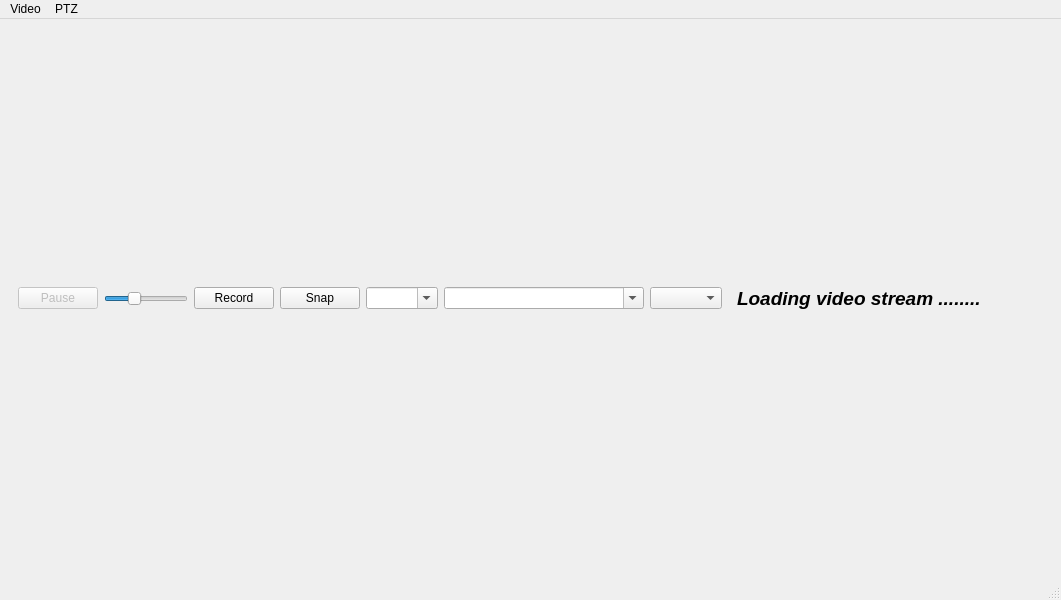
Above: rtspwindow.ui from surfzoid/QtVsPlayer before the change. Below: the same form after it.
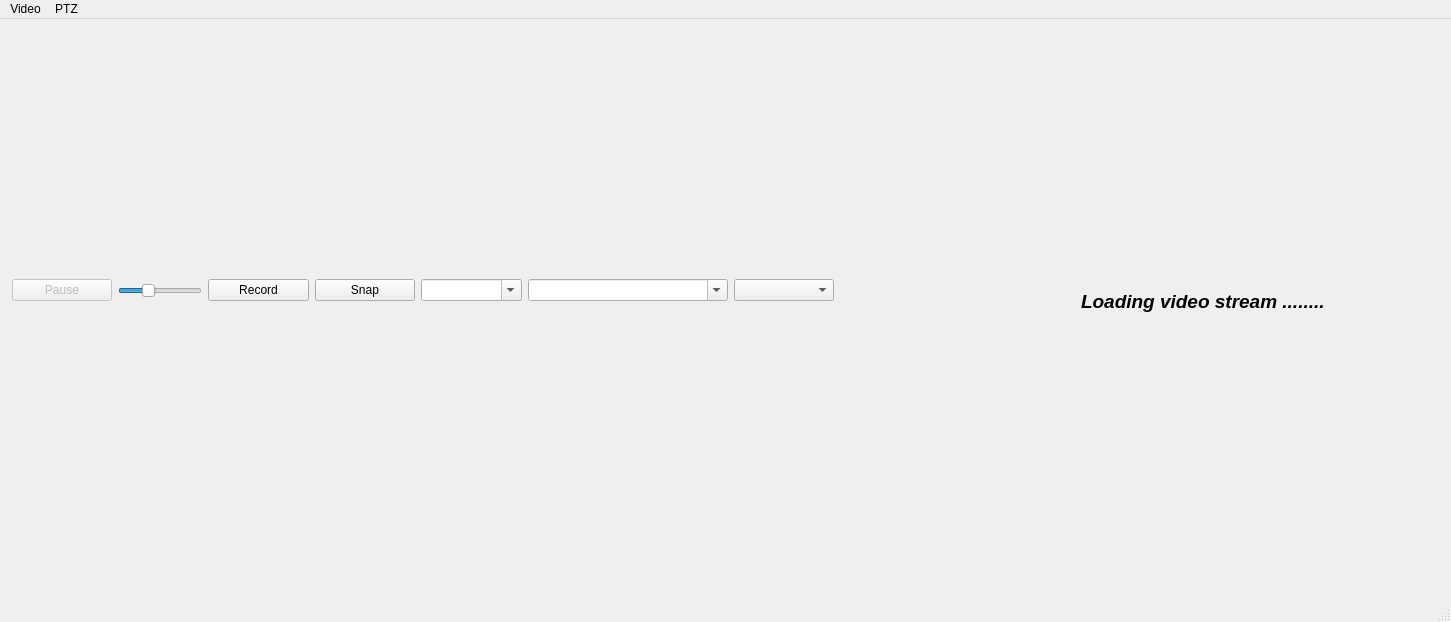
That is the form after the change. Icons and pictures are not drawn.

Commit message: + ptz command more accurate. + Use scrollbars to move zoomed video rather mouse. + Prefer Widget rather CentralWidget to play video. + RtspPlayer: cosmetic and auto hide menu. + Save RtspPlayer windows size and position in settings.

```diff
--- a/rtspwindow.ui
+++ b/rtspwindow.ui
@@ -6,10 +6,22 @@
    <rect>
     <x>0</x>
     <y>0</y>
-    <width>1061</width>
-    <height>600</height>
+    <width>1451</width>
+    <height>622</height>
    </rect>
   </property>
+  <property name="sizePolicy">
+   <sizepolicy hsizetype="Ignored" vsizetype="Ignored">
+    <horstretch>0</horstretch>
+    <verstretch>0</verstretch>
+   </sizepolicy>
+  </property>
+  <property name="mouseTracking">
+   <bool>true</bool>
+  </property>
+  <property name="tabletTracking">
+   <bool>true</bool>
+  </property>
   <property name="windowTitle">
    <string>RTSP Player</string>
   </property>
@@ -21,9 +33,66 @@
    <locale language="English" country="UnitedKingdom"/>
   </property>
   <widget class="QWidget" name="centralwidget">
-   <layout class="QHBoxLayout" name="horizontalLayout">
-    <item>
+   <property name="mouseTracking">
+    <bool>true</bool>
+   </property>
+   <property name="tabletTracking">
+    <bool>true</bool>
+   </property>
+   <widget class="QLabel" name="lblLoading">
+    <property name="geometry">
+     <rect>
+      <x>1081</x>
+      <y>268</y>
+      <width>359</width>
+      <height>28</height>
+     </rect>
+    </property>
+    <property name="sizePolicy">
+     <sizepolicy hsizetype="Fixed" vsizetype="Fixed">
+      <horstretch>0</horstretch>
+      <verstretch>0</verstretch>
+     </sizepolicy>
+    </property>
+    <property name="font">
+     <font>
+      <pointsize>14</pointsize>
+      <weight>75</weight>
+      <italic>true</italic>
+      <bold>true</bold>
+     </font>
+    </property>
+    <property name="mouseTracking">
+     <bool>true</bool>
+    </property>
+    <property name="tabletTracking">
+     <bool>true</bool>
+    </property>
+    <property name="text">
+     <string>Loading video stream ........</string>
+    </property>
+   </widget>
      <widget class="QWidget" name="ComboBxs" native="true">
+    <property name="geometry">
+     <rect>
+      <x>12</x>
+      <y>244</y>
+      <width>822</width>
+      <height>55</height>
+     </rect>
+    </property>
+    <property name="sizePolicy">
+     <sizepolicy hsizetype="Minimum" vsizetype="Fixed">
+      <horstretch>0</horstretch>
+      <verstretch>0</verstretch>
+     </sizepolicy>
+    </property>
+    <property name="mouseTracking">
+     <bool>true</bool>
+    </property>
+    <property name="tabletTracking">
+     <bool>true</bool>
+    </property>
       <layout class="QHBoxLayout" name="horizontalLayout_2">
        <item>
         <widget class="QPushButton" name="PauseBtn">
@@ -71,6 +140,49 @@
        </item>
        <item>
         <widget class="QPushButton" name="RecordBtn">
+       <property name="palette">
+        <palette>
+         <active>
+          <colorrole role="Button">
+           <brush brushstyle="SolidPattern">
+            <color alpha="255">
+             <red>0</red>
+             <green>170</green>
+             <blue>127</blue>
+            </color>
+           </brush>
+          </colorrole>
+         </active>
+         <inactive>
+          <colorrole role="Button">
+           <brush brushstyle="SolidPattern">
+            <color alpha="255">
+             <red>239</red>
+             <green>239</green>
+             <blue>239</blue>
+            </color>
+           </brush>
+          </colorrole>
+         </inactive>
+         <disabled>
+          <colorrole role="Button">
+           <brush brushstyle="SolidPattern">
+            <color alpha="255">
+             <red>239</red>
+             <green>239</green>
+             <blue>239</blue>
+            </color>
+           </brush>
+          </colorrole>
+         </disabled>
+        </palette>
+       </property>
+       <property name="mouseTracking">
+        <bool>true</bool>
+       </property>
+       <property name="tabletTracking">
+        <bool>true</bool>
+       </property>
          <property name="toolTip">
           <string>Start or stop manual record in the device.</string>
          </property>
@@ -163,30 +275,13 @@
        </item>
       </layout>
      </widget>
-    </item>
-    <item>
-     <widget class="QLabel" name="lblLoading">
-      <property name="font">
-       <font>
-        <pointsize>14</pointsize>
-        <weight>75</weight>
-        <italic>true</italic>
-        <bold>true</bold>
-       </font>
-      </property>
-      <property name="text">
-       <string>Loading video stream ........</string>
-      </property>
-     </widget>
-    </item>
-   </layout>
   </widget>
   <widget class="QMenuBar" name="menubar">
    <property name="geometry">
     <rect>
      <x>0</x>
      <y>0</y>
-     <width>1061</width>
+     <width>1451</width>
      <height>29</height>
     </rect>
    </property>
@@ -242,7 +337,14 @@
    <addaction name="menuVideo"/>
    <addaction name="menuPTZ"/>
   </widget>
-  <widget class="QStatusBar" name="statusbar"/>
+  <widget class="QStatusBar" name="statusbar">
+   <property name="mouseTracking">
+    <bool>true</bool>
+   </property>
+   <property name="tabletTracking">
+    <bool>true</bool>
+   </property>
+  </widget>
   <action name="actionDefault">
    <property name="text">
     <string>Default</string>
```
Left out of the diff: 57 changed lines with no effect on the pictures. Lines whose indentation alone changed are shown as unchanged. The commit also changes 23 other files.
